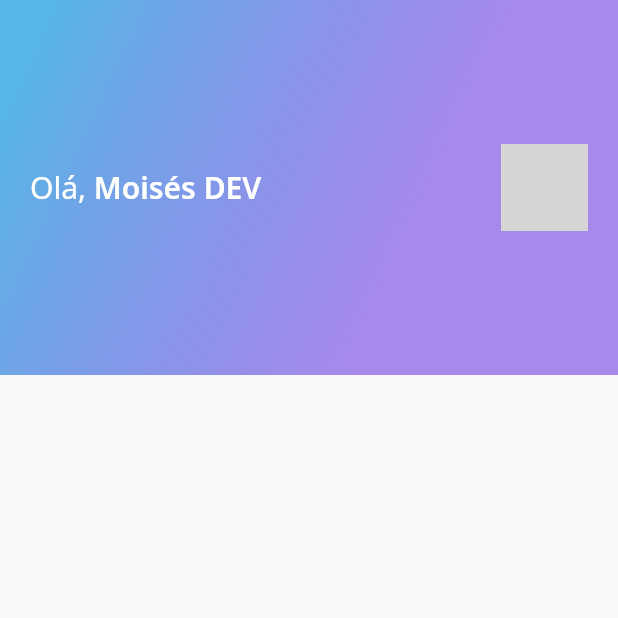
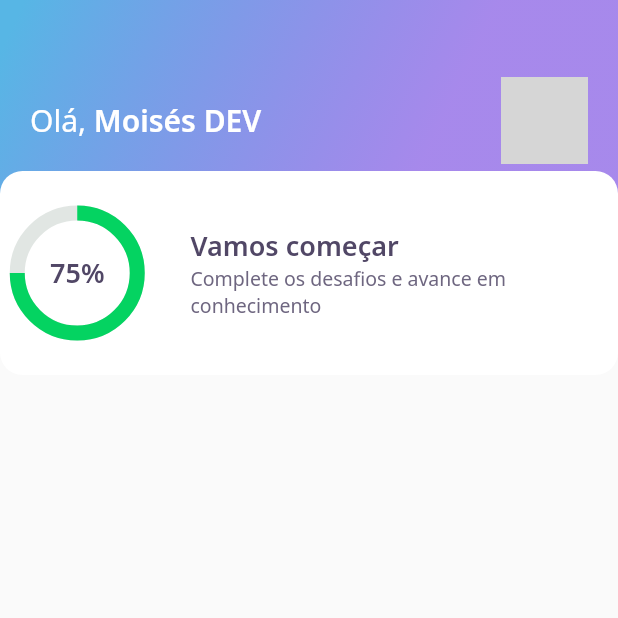
Before and after one commit to MoisesSDelmoro/Quiz-NLW-TrilhaFlutter, a Flutter app: the screen it shows after launch, on a phone screen of 412 x 824 dp, the top half of it. Run offline on Flutter 3.47's test engine with Material 2 defaults, Android fonts, the phone set to English and light mode, and no system bars; our stand-ins replace google_fonts; network calls fail; grey boxes are pictures that could not be loaded.

Commit message:
app-bar chart score-card

```diff
--- a/lib/home/widgets/appbar/app_bar_widget.dart
+++ b/lib/home/widgets/appbar/app_bar_widget.dart
@@ -1,4 +1,5 @@
 import 'package:DevQuiz/core/core.dart';
+import 'package:DevQuiz/home/widgets/score_card/score_card_widget.dart';
 import 'package:flutter/material.dart';
 
 class AppBarWidget extends PreferredSize {
@@ -7,12 +8,16 @@ class AppBarWidget extends PreferredSize {
           preferredSize: Size.fromHeight(250),
           child: Container(
             height: 250,
+            child: Stack(
+              children: [
+                Container(
+                  height: 161,
+                  width: double.maxFinite,
+                  padding: const EdgeInsets.symmetric(
+                    horizontal: 20,
+                  ),
                   decoration: BoxDecoration(
                     gradient: AppGradients.linear,
-            ),
-            child: Padding(
-              padding: const EdgeInsets.symmetric(
-                horizontal: 20,
                   ),
                   child: Row(
                     mainAxisAlignment: MainAxisAlignment.spaceBetween,
@@ -44,6 +49,12 @@ class AppBarWidget extends PreferredSize {
                     ],
                   ),
                 ),
+                Align(
+                  alignment: Alignment(0.0, 1.0),
+                  child: ScoreCardWidget(),
+                ),
+              ],
+            ),
           ),
         );
 }
--- /dev/null
+++ b/lib/home/widgets/chart/chart_widget.dart
@@ -0,0 +1,37 @@
+import 'package:DevQuiz/core/core.dart';
+import 'package:flutter/material.dart';
+
+class chartWidget extends StatelessWidget {
+  const chartWidget({Key? key}) : super(key: key);
+
+  @override
+  Widget build(BuildContext context) {
+    return Container(
+      width: 80,
+      height: 80,
+      child: Stack(
+        children: [
+          Center(
+            child: Container(
+              width: 80,
+              height: 80,
+              child: CircularProgressIndicator(
+                strokeWidth: 10,
+                value: .75,
+                backgroundColor: AppColors.chartSecondary,
+                valueColor:
+                    AlwaysStoppedAnimation<Color>(AppColors.chartPrimary),
+              ),
+            ),
+          ),
+          Center(
+            child: Text(
+              "75%",
+              style: AppTextStyles.heading,
+            ),
+          ),
+        ],
+      ),
+    );
+  }
+}
--- /dev/null
+++ b/lib/home/widgets/score_card/score_card_widget.dart
@@ -0,0 +1,48 @@
+import 'package:DevQuiz/core/app_colors.dart';
+import 'package:DevQuiz/core/app_text_styles.dart';
+import 'package:DevQuiz/home/widgets/chart/chart_widget.dart';
+import 'package:flutter/material.dart';
+
+class ScoreCardWidget extends StatelessWidget {
+  const ScoreCardWidget({Key? key}) : super(key: key);
+
+  @override
+  Widget build(BuildContext context) {
+    return Container(
+      height: 136,
+      decoration: BoxDecoration(
+        color: AppColors.white,
+        borderRadius: BorderRadius.circular(15),
+      ),
+      child: Row(
+        crossAxisAlignment: CrossAxisAlignment.center,
+        children: [
+          Expanded(
+            flex: 1,
+            child: chartWidget(),
+          ),
+          Expanded(
+            flex: 3,
+            child: Padding(
+              padding: const EdgeInsets.only(left: 24),
+              child: Column(
+                mainAxisAlignment: MainAxisAlignment.center,
+                crossAxisAlignment: CrossAxisAlignment.start,
+                children: [
+                  Text(
+                    "Vamos começar",
+                    style: AppTextStyles.heading,
+                  ),
+                  Text(
+                    "Complete os desafios e avance em conhecimento",
+                    style: AppTextStyles.body,
+                  ),
+                ],
+              ),
+            ),
+          ),
+        ],
+      ),
+    );
+  }
+}
```
Lines whose indentation alone changed are shown as unchanged.
